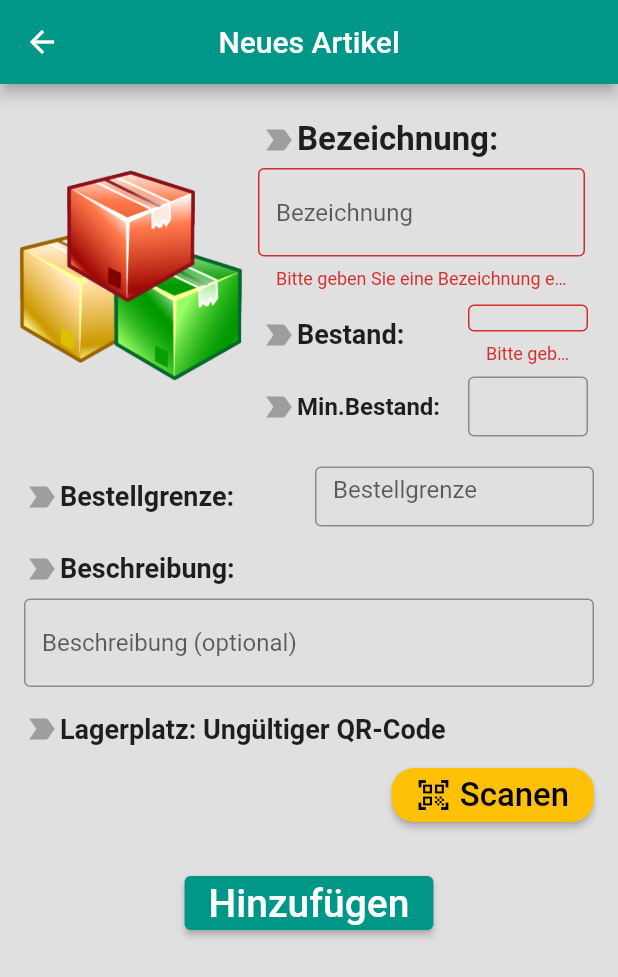
After one commit to A-Furoogh/inventar_app, a Flutter app: the ArtikelAddPage screen opened directly, after a tap on "Hinzufügen", after a tap on "Scanen", on a phone screen of 412 x 824 dp. The commit adds this screen. Shown: the top 977 px of the screen. Run offline on Flutter 3.47's test engine with Material 2 defaults, Android fonts, the phone set to English and light mode, and no system bars; our stand-ins replace bloc, equatable, flutter_bloc, flutter_phoenix, image_picker; missing offline and left inert: flutter_barcode_scanner.

Commit message:
some changes

```diff
--- a/lib/blocs/artikel_bloc/artikel_bloc.dart
+++ b/lib/blocs/artikel_bloc/artikel_bloc.dart
@@ -62,5 +62,20 @@ class ArtikelBloc extends Bloc<ArtikelEvent, ArtikelState> {
       }
     });
 
+    on<ArtikelSelectEvent>((event, emit) async {
+      try {
+        emit(ArtikelSelectState(event.artikel));
+      } catch (e) {
+        emit(ArtikelErrorState(e.toString()));
+      }
+    });
+
   }
+
+  Stream<ArtikelState> mapEventToState(ArtikelEvent event) async* {
+    if (event is ArtikelSelectEvent) {
+      yield ArtikelSelectState(event.artikel);
+    }
+  }
+
 }
--- a/lib/blocs/artikel_bloc/artikel_event.dart
+++ b/lib/blocs/artikel_bloc/artikel_event.dart
@@ -50,6 +50,16 @@ final class ArtikelSearchEvent extends ArtikelEvent {
   List<Object> get props => [search];
 }
 
+// Artikel auswählen und zurückgeben (für Inventur)
+final class ArtikelSelectEvent extends ArtikelEvent {
+  final Artikel artikel;
+
+  const ArtikelSelectEvent(this.artikel);
+
+  @override
+  List<Object> get props => [artikel];
+}
+
 /*
 final class ArtikelClearEvent extends ArtikelEvent {
   const ArtikelClearEvent();
--- a/lib/blocs/artikel_bloc/artikel_state.dart
+++ b/lib/blocs/artikel_bloc/artikel_state.dart
@@ -52,3 +52,14 @@ final class ArtikelSearchState extends ArtikelState {
   @override
   List<Object> get props => [ searchedArtikel];
 }
+
+// Artikel auswählen und zurückgeben (für Inventur)
+final class ArtikelSelectState extends ArtikelState {
+
+  final Artikel selectedArtikel;
+
+  const ArtikelSelectState( this.selectedArtikel) : super(const []);
+
+  @override
+  List<Object> get props => [ selectedArtikel];
+}
--- /dev/null
+++ b/lib/pages/artikel/artikel_crud/artikel_add_page.dart
@@ -0,0 +1,469 @@
+import 'dart:io';
+
+import 'package:flutter/material.dart';
+import 'package:flutter/services.dart';
+import 'package:flutter_barcode_scanner/flutter_barcode_scanner.dart';
+import 'package:flutter_bloc/flutter_bloc.dart';
+import 'package:image_picker/image_picker.dart';
+import 'package:inventar_app/blocs/artikel_bloc/artikel_bloc.dart';
+import 'package:inventar_app/models/artikel.dart';
+
+class ArtikelAddPage extends StatefulWidget {
+  const ArtikelAddPage({super.key});
+
+  @override
+  State<ArtikelAddPage> createState() => _ArtikelAddPageState();
+}
+
+class _ArtikelAddPageState extends State<ArtikelAddPage> {
+  final TextEditingController _bezeichnungController = TextEditingController();
+  final TextEditingController _bestandController = TextEditingController();
+  final TextEditingController _minBestandController = TextEditingController();
+  final TextEditingController _bestellgrenzeController = TextEditingController();
+  final TextEditingController _beschreibungController = TextEditingController();
+  String _lagerplatzIdController = '';
+  // Image controller
+  File? _pickedImage;
+
+  final _lagerplatzCodeController = TextEditingController();
+
+  final GlobalKey<FormState> _formKey = GlobalKey<FormState>();
+
+
+  @override
+  Widget build(BuildContext context) {
+    return Scaffold(
+      appBar: AppBar(title: const Text('Neues Artikel'), centerTitle: true),
+      body: Form(
+        key: _formKey,
+        child: Container(
+          color: Colors.grey[300],
+          child: Center(
+            child: Padding(
+              padding: const EdgeInsets.all(8.0),
+              child: Column(
+                mainAxisAlignment: MainAxisAlignment.start,
+                mainAxisSize: MainAxisSize.max,
+                children: [
+                  Padding(
+                    padding: const EdgeInsets.all(4),
+                    child: Row(
+                      children: [
+                        GestureDetector(
+                            onTap: _changeImage,
+                            child: _pickedImage != null
+                                ? Image.file(_pickedImage!,
+                                    width: 150,
+                                    height: 150,
+                                    fit: BoxFit.cover)
+                                : const Image(
+                                    image: AssetImage(
+                                        'assets/images/default_artikel.png'),
+                                    width: 150,
+                                    height: 150,
+                                    fit: BoxFit.cover)),
+                        Expanded(
+                          child: Padding(
+                            padding: const EdgeInsets.all(4.0),
+                            child: Column(
+                              children: [
+                                Padding(
+                                  padding: const EdgeInsets.all(4),
+                                  child: Column(
+                                    children: [
+                                      const Padding(
+                                        padding: EdgeInsets.all(4.0),
+                                        child: Row(
+                                          children: [
+                                            Icon(Icons.label_important,
+                                                color: Colors.grey),
+                                            Text('Bezeichnung: ',
+                                                style: TextStyle(
+                                                    fontWeight:
+                                                        FontWeight.bold,
+                                                    fontSize: 22)),
+                                          ],
+                                        ),
+                                      ),
+                                      Padding(
+                                        padding: const EdgeInsets.all(2.0),
+                                        child: TextFormField(
+                                          decoration: const InputDecoration(
+                                            border: OutlineInputBorder(),
+                                            hintText: 'Bezeichnung',
+                                          ),
+                                          controller: _bezeichnungController,
+                                          validator: (value) {
+                                            if (value == null ||
+                                                value.isEmpty) {
+                                              return 'Bitte geben Sie eine Bezeichnung ein.';
+                                            }
+                                            return null;
+                                          },
+                                        ),
+                                      ),
+                                    ],
+                                  ),
+                                ),
+                                Padding(
+                                  padding: const EdgeInsets.all(4.0),
+                                  child: Row(
+                                    children: [
+                                      const Expanded(
+                                        child: Padding(
+                                          padding: EdgeInsets.all(4.0),
+                                          child: Row(
+                                            children: [
+                                              Icon(Icons.label_important,
+                                                  color: Colors.grey),
+                                              Text('Bestand: ',
+                                                  style: TextStyle(
+                                                      fontWeight:
+                                                          FontWeight.bold,
+                                                      fontSize: 18)),
+                                            ],
+                                          ),
+                                        ),
+                                      ),
+                                      SizedBox(
+                                        width: 80,
+                                        height: 40,
+                                        child: TextFormField(
+                                          decoration: const InputDecoration(
+                                            border: OutlineInputBorder(),
+                                          ),
+                                          keyboardType: TextInputType.number,
+                                          controller: _bestandController,
+                                          validator: (value) {
+                                            if (value == null ||
+                                                value.isEmpty) {
+                                              return 'Bitte geben Sie einen Bestand ein.';
+                                            }
+                                            return null;
+                                          },
+                                        ),
+                                      ),
+                                    ],
+                                  ),
+                                ),
+                                Padding(
+                                  padding: const EdgeInsets.all(4.0),
+                                  child: Row(
+                                    children: [
+                                      const Expanded(
+                                        child: Padding(
+                                          padding: EdgeInsets.all(4.0),
+                                          child: Row(
+                                            children: [
+                                              Icon(Icons.label_important,
+                                                  color: Colors.grey),
+                                              Text(
+                                                'Min.Bestand: ',
+                                                style: TextStyle(
+                                                    fontWeight:
+                                                        FontWeight.bold,
+                                                    fontSize: 16),
+                                              ),
+                                            ],
+                                          ),
+                                        ),
+                                      ),
+                                      SizedBox(
+                                        width: 80,
+                                        height: 40,
+                                        child: TextField(
+                                          decoration: const InputDecoration(
+                                            border: OutlineInputBorder(),
+                                          ),
+                                          keyboardType: TextInputType.number,
+                                          controller: _minBestandController,
+                                        ),
+                                      ),
+                                    ],
+                                  ),
+                                ),
+                              ],
+                            ),
+                          ),
+                        ),
+                      ],
+                    ),
+                  ),
+                  Padding(
+                    padding: const EdgeInsets.all(4),
+                    child: Row(
+                      children: [
+                        const Expanded(
+                          child: Padding(
+                            padding: EdgeInsets.all(4.0),
+                            child: Row(
+                              children: [
+                                Icon(Icons.label_important,
+                                    color: Colors.grey),
+                                Text('Bestellgrenze: ',
+                                    style: TextStyle(
+                                        fontWeight: FontWeight.bold,
+                                        fontSize: 18)),
+                              ],
+                            ),
+                          ),
+                        ),
+                        Expanded(
+                          child: Padding(
+                            padding: const EdgeInsets.all(4.0),
+                            child: SizedBox(
+                              height: 40,
+                              child: TextField(
+                                decoration: const InputDecoration(
+                                  border: OutlineInputBorder(),
+                                  hintText: 'Bestellgrenze',
+                                ),
+                                keyboardType: TextInputType.number,
+                                controller: _bestellgrenzeController,
+                              ),
+                            ),
+                          ),
+                        ),
+                      ],
+                    ),
+                  ),
+                  Padding(
+                    padding: const EdgeInsets.all(4),
+                    child: Column(
+                      children: [
+                        const Padding(
+                          padding: EdgeInsets.all(4.0),
+                          child: Row(
+                            children: [
+                              Icon(Icons.label_important, color: Colors.grey),
+                              Text('Beschreibung: ',
+                                  style: TextStyle(
+                                      fontWeight: FontWeight.bold,
+                                      fontSize: 18)),
+                            ],
+                          ),
+                        ),
+                        Padding(
+                          padding: const EdgeInsets.all(4.0),
+                          child: TextField(
+                            decoration: const InputDecoration(
+                              border: OutlineInputBorder(),
+                              hintText: 'Beschreibung (optional)',
+                            ),
+                            controller: _beschreibungController,
+                          ),
+                        ),
+                      ],
+                    ),
+                  ),
+                  Padding(
+                    padding: const EdgeInsets.all(4),
+                    child: Column(
+                      children: [
+                        Padding(
+                          padding: const EdgeInsets.all(4.0),
+                          child: Row(
+                            children: [
+                              const Icon(Icons.label_important,
+                                  color: Colors.grey),
+                              Text(
+                                  'Lagerplatz: ${_lagerplatzCodeController.text}',
+                                  style: const TextStyle(
+                                      fontWeight: FontWeight.bold,
+                                      fontSize: 18)),
+                            ],
+                          ),
+                        ),
+                        Align(
+                          alignment: Alignment.centerRight,
+                          child: Padding(
+                            padding: const EdgeInsets.all(4.0),
+                            child: SizedBox(
+                              width: 135,
+                              child: ElevatedButton(
+                                onPressed: scanBarcode,
+                                style: ElevatedButton.styleFrom(
+                                    backgroundColor: Colors.amber,
+                                    foregroundColor: Colors.black,
+                                    shape: RoundedRectangleBorder(
+                                      borderRadius:
+                                          BorderRadius.circular(15.0),
+                                    )),
+                                child: const Row(
+                                  children: [
+                                    Icon(Icons.qr_code_scanner),
+                                    Text(' Scanen',
+                                        style: TextStyle(fontSize: 22)),
+                                  ],
+                                ),
+                              ),
+                            ),
+                          ),
+                        ),
+                      ],
+                    ),
+                  ),
+                  // Button zum Speichern
+                  Align(
+                    alignment: Alignment.bottomCenter,
+                    child: Padding(
+                      padding: const EdgeInsets.symmetric(
+                          vertical: 16.0, horizontal: 8.0),
+                      child: ElevatedButton(
+                        onPressed: () {
+                          if (_formKey.currentState!.validate()) {
+                            Artikel artikel = Artikel(
+                                bezeichnung: _bezeichnungController.text,
+                                bestand: int.parse(_bestandController.text),
+                                mindestbestand: _minBestandController
+                                        .text.isNotEmpty
+                                    ? int.parse(_minBestandController.text)
+                                    : 0,
+                                bestellgrenze: _bestellgrenzeController
+                                        .text.isNotEmpty
+                                    ? int.parse(_bestellgrenzeController.text)
+                                    : 0,
+                                beschreibung:
+                                    _beschreibungController.text.isNotEmpty
+                                        ? _beschreibungController.text
+                                        : null,
+                                lagerplatzId:
+                                    _lagerplatzIdController.isNotEmpty
+                                        ? _lagerplatzIdController
+                                        : null,
+                                image: _pickedImage != null
+                                    ? _pickedImage!.path
+                                    : null);
+                            // Mit dem ArtikelAddEvent wird der Artikel in der Datenbank gespeichert
+                            BlocProvider.of<ArtikelBloc>(context).add(ArtikelAddEvent(artikel));
+                            Navigator.pop(context);
+                          }
+                        },
+                        child: const Text('Hinzufügen',
+                            style: TextStyle(fontSize: 26)),
+                      ),
+                    ),
+                  ),
+                ],
+              ),
+            ),
+          ),
+        ),
+      ),
+    );
+  }
+
+  Future scanBarcode() async {
+    String scanResult;
+    try {
+      scanResult = await FlutterBarcodeScanner.scanBarcode(
+          "#ff6666", "abbrechen", true, ScanMode.QR);
+      // Extrahiere den Code aus scanned URL
+      if (scanResult.isNotEmpty) {
+        Uri scannedUri = Uri.parse(scanResult);
+        if (scannedUri.pathSegments.isNotEmpty) {
+          if (scannedUri.pathSegments.last == "-1") {
+            scanResult = 'Ungültiger QR-Code';
+            _lagerplatzIdController = '';
+          } else {
+            scanResult = scannedUri.pathSegments.last;
+            _lagerplatzIdController = scanResult;
+          }
+        } else {
+          scanResult = 'Ungültiger QR-Code';
+          _lagerplatzIdController = '';
+        }
+      } else {
+        scanResult = 'Ungültiger QR-Code';
+        _lagerplatzIdController = '';
+      }
+      // ignore: avoid_print
+      print(scanResult);
+    } on PlatformException {
+      scanResult = 'Fehlgeschlagen beim erhalten der Platform-version.';
+    }
+    if (!mounted) return;
+
+    setState(() => _lagerplatzCodeController.text = scanResult);
+  }
+
+  Future<void> _changeImage() async {
+    showDialog(
+      context: context,
+      builder: (BuildContext context) {
+        return AlertDialog(
+          title: const Text('Quelle für Bild auswählen'),
+          actions: <Widget>[
+            Row(
+              mainAxisAlignment: MainAxisAlignment.center,
+              children: [
+                TextButton.icon(
+                  onPressed: () async {
+                    Navigator.of(context).pop();
+                    final picker = ImagePicker();
+                    final pickedFile =
+                        await picker.pickImage(source: ImageSource.camera);
+                    _processImage(pickedFile);
+                  },
+                  label: const Text('Kamera'),
+                  icon: const Icon(Icons.camera_alt),
+                ),
+                TextButton.icon(
+                    onPressed: () async {
+                      Navigator.of(context).pop();
+                      final picker = ImagePicker();
+                      final pickedFile =
+                          await picker.pickImage(source: ImageSource.gallery);
+                      _processImage(pickedFile);
+                    },
+                    label: const Text('Galerie'),
+                    icon: const Icon(Icons.photo_library)),
+              ],
+            ),
+          ],
+        );
+      },
+    );
+  }
+
+  void _processImage(XFile? pickedFile) {
+    if (pickedFile != null) {
+      showDialog(
+        context: context,
+        builder: (BuildContext context) {
+          return AlertDialog(
+            shape:
+                RoundedRectangleBorder(borderRadius: BorderRadius.circular(10)),
+            title: const Text('Bild bestätigen'),
+            content: SizedBox(
+              height: 300,
+              child: Image.file(
+                File(pickedFile.path),
+                width: 200,
+                height: 200,
+                fit: BoxFit.cover,
+              ),
+            ),
+            actions: <Widget>[
+              TextButton(
+                onPressed: () {
+                  Navigator.of(context).pop();
+                },
+                child: const Text('Abbrechen'),
+              ),
+              TextButton(
+                onPressed: () {
+                  Navigator.of(context).pop();
+                  setState(() {
+                    _pickedImage = File(pickedFile.path);
+                  });
+                },
+                child: const Text('Bestätigen'),
+              ),
+            ],
+          );
+        },
+      );
+    }
+  }
+}
```
Also changed, not shown: lib/pages/artikel/artikel_crud/artikel_update_delete_page.dart (renamed from lib/pages/artikel_crud/artikel_crud_page.dart, +87 -12 lines), lib/pages/artikel/artikel_page.dart (+9 -3 lines).
